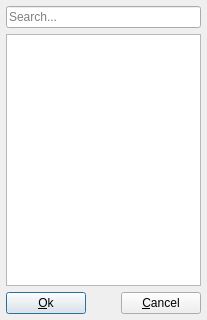
First picture: the form in sources/dialogs/dialog_list.ui, repository davy7125/polyphone, before the edit.
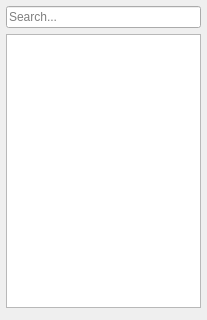
Second picture: the form after the edit. Icons and pictures are not drawn.

Commit message:
Button order in dialogs
Closes #322

```diff
--- a/sources/dialogs/dialog_list.ui
+++ b/sources/dialogs/dialog_list.ui
@@ -34,35 +34,7 @@
     <number>6</number>
    </property>
    <item row="3" column="0">
-    <layout class="QHBoxLayout" name="horizontalLayout">
-     <item>
-      <widget class="QPushButton" name="pushOk">
-       <property name="text">
-        <string>&amp;Ok</string>
-       </property>
-      </widget>
-     </item>
-     <item>
-      <spacer name="horizontalSpacer">
-       <property name="orientation">
-        <enum>Qt::Horizontal</enum>
-       </property>
-       <property name="sizeHint" stdset="0">
-        <size>
-         <width>40</width>
-         <height>20</height>
-        </size>
-       </property>
-      </spacer>
-     </item>
-     <item>
-      <widget class="QPushButton" name="pushCancel">
-       <property name="text">
-        <string>&amp;Cancel</string>
-       </property>
-      </widget>
-     </item>
-    </layout>
+    <widget class="QDialogButtonBox" name="buttonBox"/>
    </item>
    <item row="1" column="0">
     <widget class="QListWidget" name="listWidget"/>
```
Left out of the diff: 2 changed lines with no effect on the pictures. The commit also changes 89 other files.
